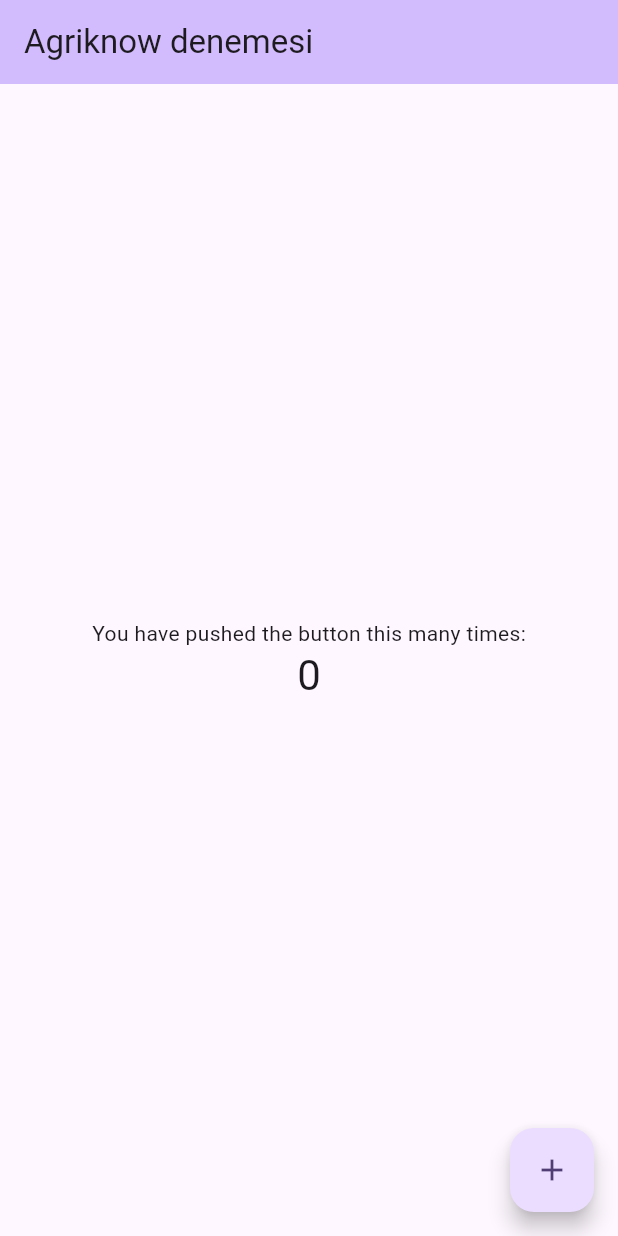
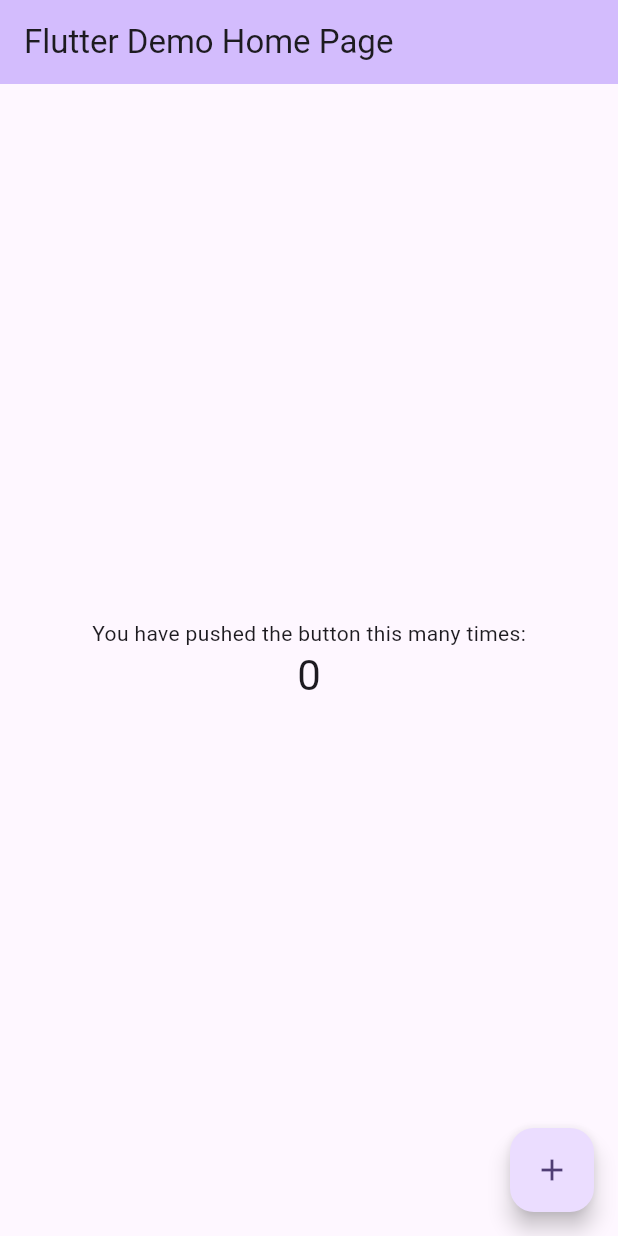
Before and after one commit to pancarahmet/deneme, a Flutter app: the screen it shows after launch, on a phone screen of 412 x 824 dp. Run offline on Flutter 3.47's test engine with Material 3 defaults, Android fonts, the phone set to English and light mode, and no system bars.

Commit message:
ahmet ekledi

```diff
--- a/lib/main.dart
+++ b/lib/main.dart
@@ -84,7 +84,7 @@ class _MyHomePageState extends State<MyHomePage> {
         backgroundColor: Theme.of(context).colorScheme.inversePrimary,
         // Here we take the value from the MyHomePage object that was created by
         // the App.build method, and use it to set our appbar title.
-        title: Text("Agriknow denemesi"),
+        title: Text(widget.title),
       ),
       body: Center(
         // Center is a layout widget. It takes a single child and positions it
```
